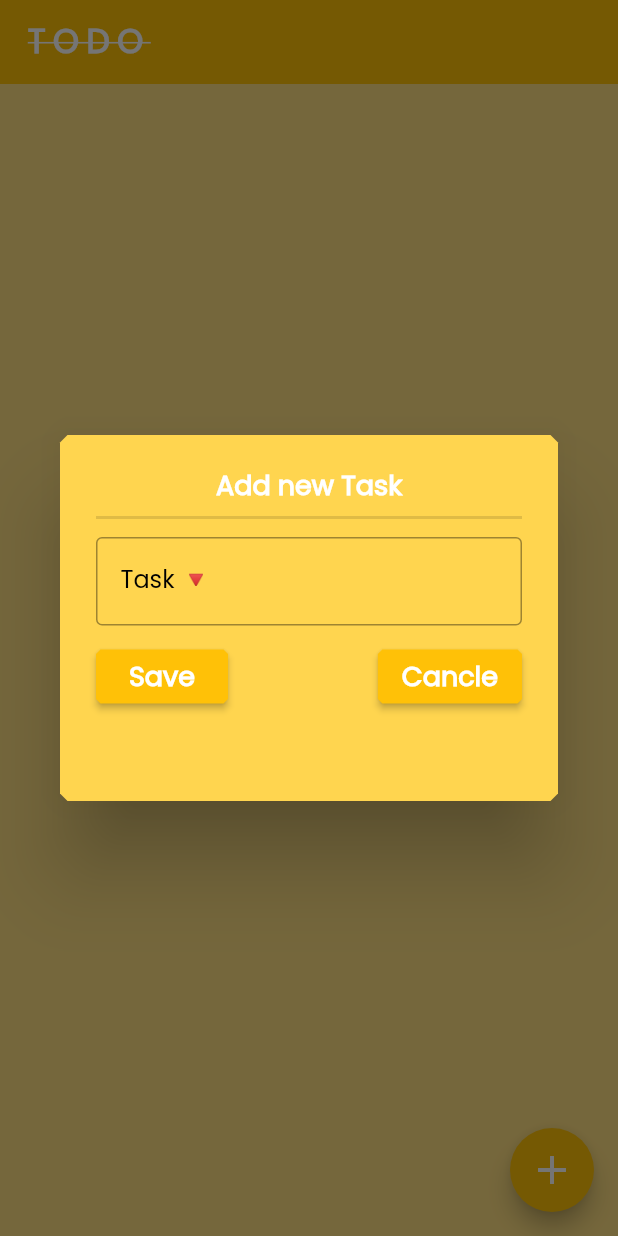
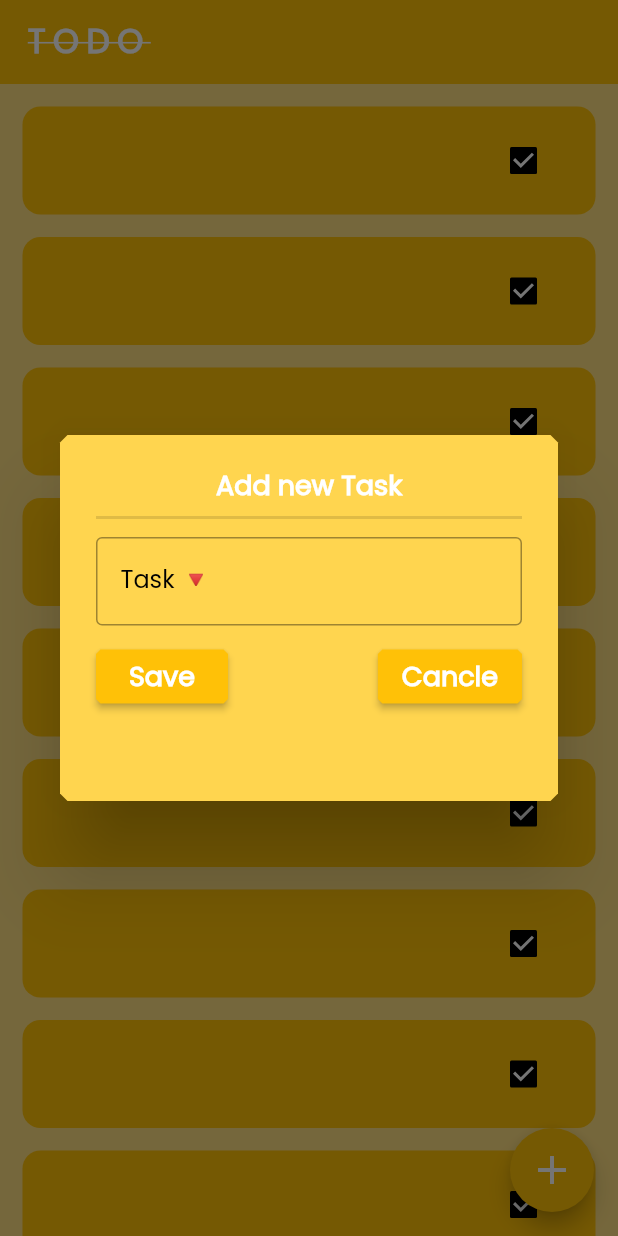
Before and after one commit to Vishesh-panghal/practice_flutter, a Flutter app: the screen it shows after launch, after a tap on the "add" icon, on a phone screen of 412 x 824 dp. Run offline on Flutter 3.47's test engine with Material 2 defaults, Android fonts, the phone set to English and light mode, and no system bars; drawn by our look-alikes of flutter_slidable; our stand-ins replace connectivity, flutter_bloc, lottie, page_transition, rive, shared_preferences and 1 more; accounts and stored records are empty.

Commit message:
remove hive in todo app

```diff
--- a/lib/TODO App/data/database.dart
+++ /dev/null
@@ -1,18 +0,0 @@
-import 'package:hive_flutter/hive_flutter.dart';
-
-class TODODatabase {
-  List todoList = [];
-
-  final _myBox = Hive.box('TodoBox');
-
-  void loadData() {
-    // Check if the key exists in the box before trying to get the value.
-    if (_myBox.containsKey("TODOList")) {
-      todoList = _myBox.get("TODOList") as List;
-    }
-  }
-
-  void updateDatabase() {
-    _myBox.put("TODOList", todoList);
-  }
-}
--- a/lib/TODO App/homepage.dart
+++ b/lib/TODO App/homepage.dart
@@ -1,8 +1,5 @@
 // ignore_for_file: unused_field, must_be_immutable
-
-import 'package:authentication_pages/TODO%20App/data/database.dart';
 import 'package:flutter/material.dart';
-import 'package:hive_flutter/hive_flutter.dart';
 
 import 'utlis/todo_tile.dart';
 
@@ -14,48 +11,18 @@ class TODOHomepage extends StatefulWidget {
 }
 
 class _TODOHomepageState extends State<TODOHomepage> {
-  // reference hive box:-
-
-  final _myBox = Hive.box('TodoBox');
-  TODODatabase db = TODODatabase();
-
   @override
   void initState() {
-    db.loadData();
     super.initState();
   }
 
   final TextEditingController _addTask = TextEditingController();
   final TextEditingController _updateTask = TextEditingController();
 
-  void checkBoxChanged(bool? vlaue, int index) {
-    setState(() {
-      db.todoList[index][1] = !db.todoList[index][1];
-    });
-    db.updateDatabase();
-  }
-
-  saveTask() {
-    setState(() {
-      db.todoList.add([_addTask.text.toString(), false]);
-      _addTask.clear();
-    });
-    db.updateDatabase();
-    Navigator.of(context).pop();
-  }
-
-  deleteTask(int index) {
-    setState(() {
-      db.todoList.removeAt(index);
-    });
-    db.updateDatabase();
-  }
-
   updateTask(int index) {
     showDialog(
       context: context,
       builder: (context) {
-        String editedTask = db.todoList[index][0];
         return AlertDialog(
           backgroundColor: Colors.amber.shade300,
           shape: BeveledRectangleBorder(
@@ -78,10 +45,8 @@ class _TODOHomepageState extends State<TODOHomepage> {
                 const Divider(thickness: 2),
                 const SizedBox(height: 5),
                 TextField(
-                  controller: TextEditingController(text: editedTask),
-                  onChanged: (newValue) {
-                    editedTask = newValue;
-                  },
+                  controller: TextEditingController(text: ''),
+                  onChanged: (newValue) {},
                   decoration: const InputDecoration(
                     border: OutlineInputBorder(),
                     label: Text(
@@ -99,8 +64,6 @@ class _TODOHomepageState extends State<TODOHomepage> {
                     MyButton(
                       title: 'Update',
                       onPressed: () {
-                        db.todoList[index] = [editedTask, false];
-                        db.updateDatabase();
                         Navigator.of(context).pop();
                         setState(() {});
                       },
@@ -164,7 +127,7 @@ class _TODOHomepageState extends State<TODOHomepage> {
                   children: [
                     MyButton(
                       title: 'Save',
-                      onPressed: saveTask,
+                      onPressed: () {},
                     ),
                     MyButton(
                       title: 'Cancle',
@@ -214,19 +177,19 @@ class _TODOHomepageState extends State<TODOHomepage> {
           decoration: BoxDecoration(
             color: Colors.amber.shade200,
           ),
-          child: db.todoList.isEmpty
-              ? const Center(
-                  child: Text(
-                    'Add new task..',
-                    style: TextStyle(
-                      fontFamily: 'Poppins',
-                      fontSize: 18,
-                      color: Colors.black,
-                    ),
-                  ),
-                )
-              : ListView.builder(
-                  itemCount: db.todoList.length,
+          child:
+              //  const Center(
+              //     child: Text(
+              //       'Add new task..',
+              //       style: TextStyle(
+              //         fontFamily: 'Poppins',
+              //         fontSize: 18,
+              //         color: Colors.black,
+              //       ),
+              //     ),
+              //   )
+              ListView.builder(
+            itemCount: 12,
             itemBuilder: (context, index) {
               return Padding(
                 padding: const EdgeInsets.only(
@@ -235,10 +198,10 @@ class _TODOHomepageState extends State<TODOHomepage> {
                   left: 15.0,
                 ),
                 child: ToDoTilePage(
-                        taskName: db.todoList[index][0],
-                        taskComplete: db.todoList[index][1],
-                        onChanged: (value) => checkBoxChanged(value, index),
-                        deleteFunction: (value) => deleteTask(index),
+                  taskName: '',
+                  taskComplete: true,
+                  onChanged: (value) => '',
+                  deleteFunction: (value) => '',
                   updateFunction: (value) => updateTask(index),
                 ),
               );
--- a/lib/main.dart
+++ b/lib/main.dart
@@ -6,8 +6,6 @@ import 'package:flutter_bloc/flutter_bloc.dart';
 import 'API_ practice/post_modal/screen/homepage.dart';
 import 'BLoc_Exercide/InternetConnectivity/BLoc/bloc/bloc_is_connected.dart';
 import 'TODO App/homepage.dart';
-
-import 'package:hive_flutter/hive_flutter.dart';
 
 import 'TODO App/splashScreen.dart';
 import 'auth/login_page.dart';
@@ -32,9 +30,6 @@ import 'auth/login_page.dart';
 
 // TODO App:- 🔻
 void main() async {
-  // initlize Hive:-
-  await Hive.initFlutter();
-  var box = await Hive.openBox('TodoBox');
   runApp(const MyApp());
 }
 
```
Lines whose indentation alone changed are shown as unchanged.
